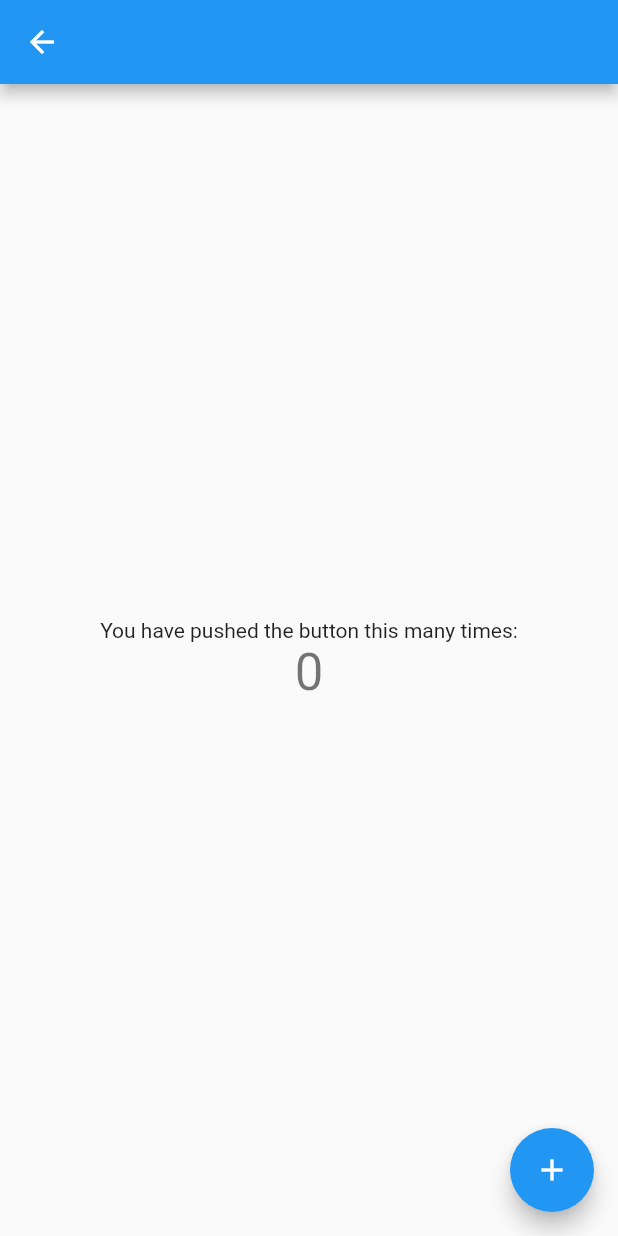
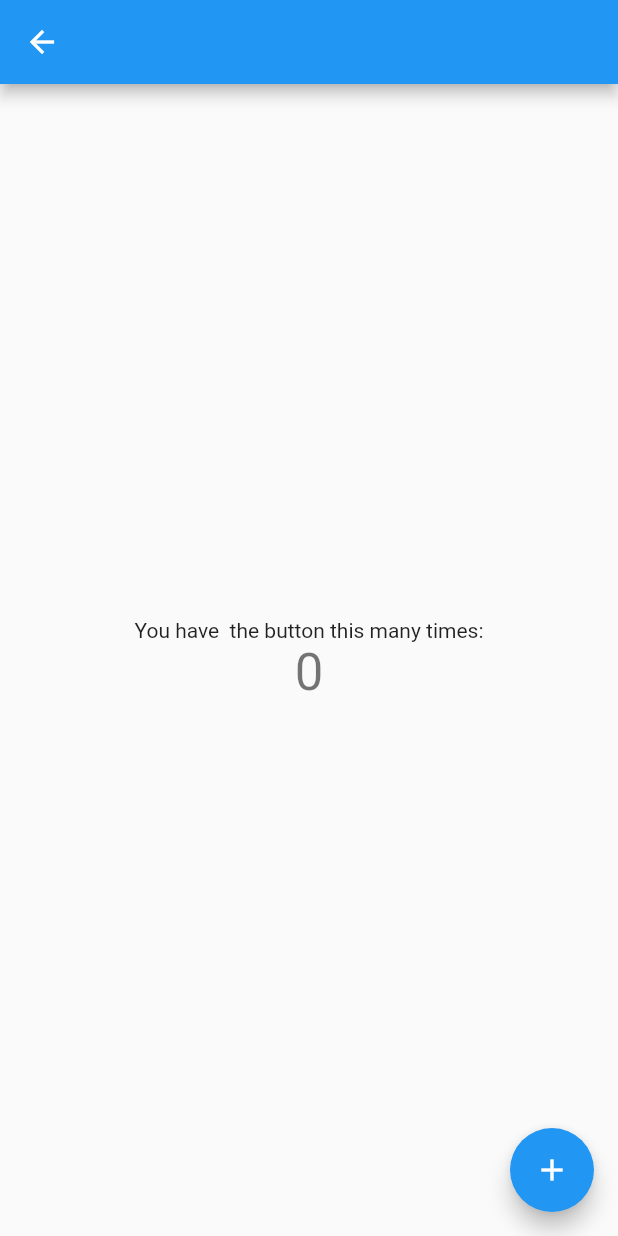
Before and after one commit to KissDanielMark/Flutter_Spike, a Flutter app: the MyHomePage screen opened directly with empty values, on a phone screen of 412 x 824 dp. Run offline on Flutter 3.47's test engine with Material 2 defaults, Android fonts, the phone set to English and light mode, and no system bars; our stand-ins replace lottie.

Commit message:
Update main.dart
- does not repeat
- not multiple widgets

```diff
--- a/test_app/lib/main.dart
+++ b/test_app/lib/main.dart
@@ -57,7 +57,7 @@ class _MyHomePageState extends State<MyHomePage> {
           mainAxisAlignment: MainAxisAlignment.center,
           children: <Widget>[
             const Text(
-              'You have pushed the button this many times:',
+              'You have  the button this many times:',
             ),
             Text(
               '$_counter',
```
